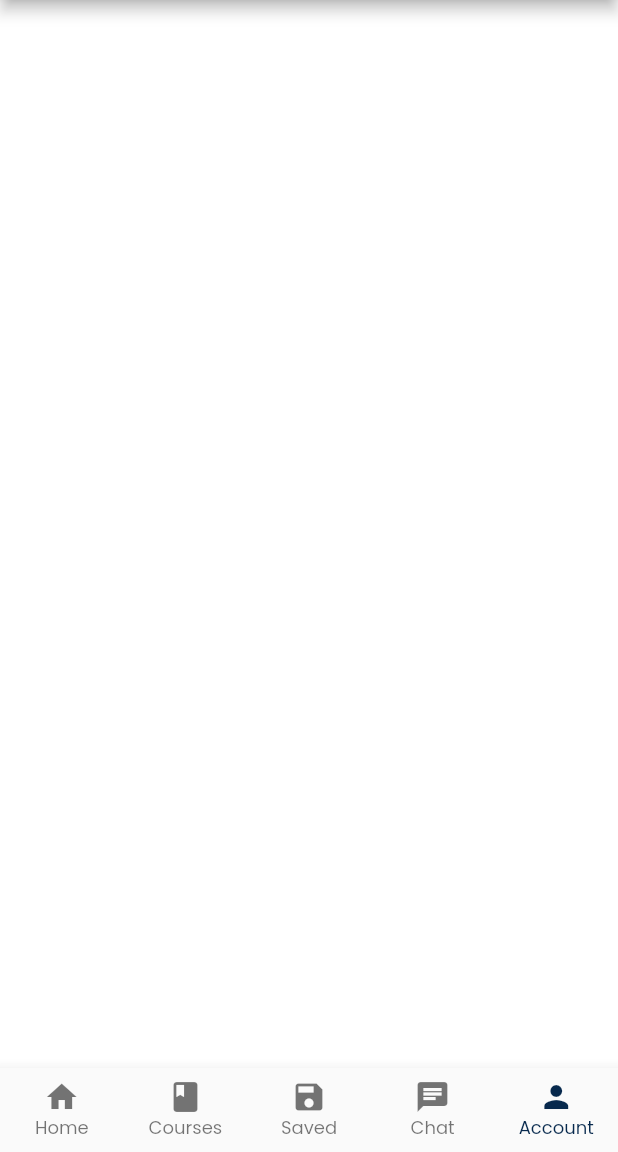
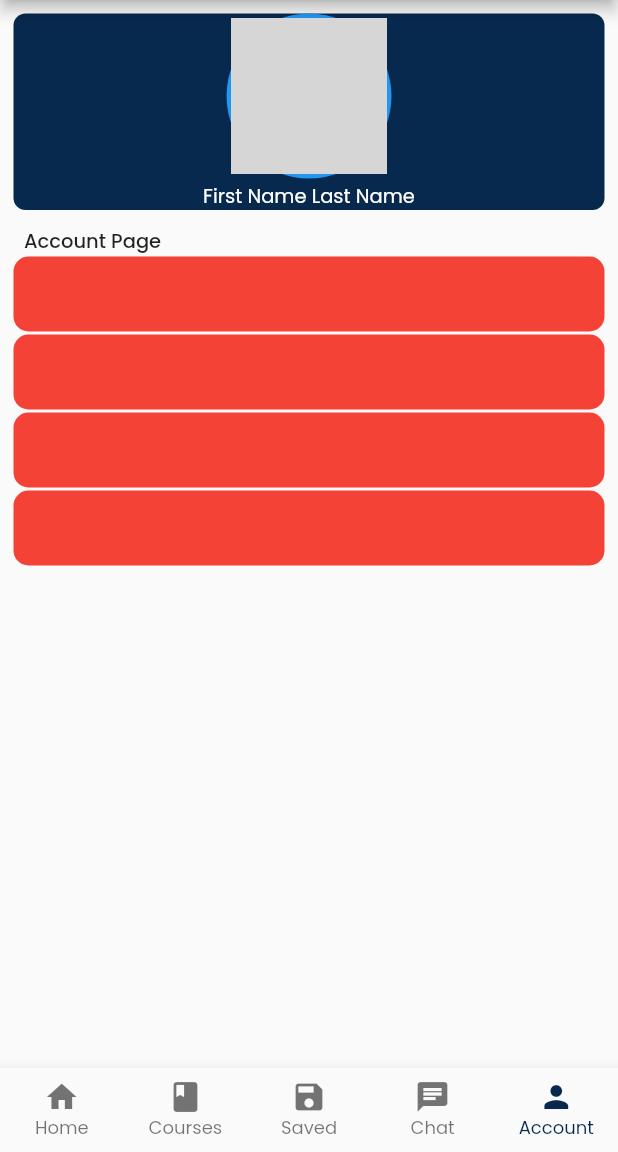
Before and after one commit to surajadkhari/eparikshya, a Flutter app: the screen it shows after launch, item 5 of the bottom bar chosen, on a phone screen of 412 x 824 dp, the part 84-1236 px from its top. Run offline on Flutter 3.47's test engine with Material 2 defaults, Android fonts, the phone set to English and light mode, and no system bars; our stand-ins replace carousel_slider, flutter_rating_bar, google_fonts; network calls fail; grey boxes are pictures that could not be loaded.

Commit message:
add user_profile_section

```diff
--- a/lib/screen/selectpgae.dart
+++ b/lib/screen/selectpgae.dart
@@ -6,6 +6,7 @@ import 'package:flutter/material.dart';
 import 'package:google_fonts/google_fonts.dart';
 
 import 'home.dart';
+import 'user_profile.dart';
 
 class Homepage extends StatefulWidget {
   const Homepage({Key? key}) : super(key: key);
@@ -22,7 +23,7 @@ class _HomepageState extends State<Homepage> {
     CoursesPage(),
     Container(),
     Container(),
-    Container(),
+    UserProfile(),
   ];
 
   void _onItemTapped(int index) {
--- /dev/null
+++ b/lib/screen/user_profile.dart
@@ -0,0 +1,91 @@
+import 'package:eparikshya/const/color_const.dart';
+import 'package:flutter/material.dart';
+import 'package:google_fonts/google_fonts.dart';
+
+class UserProfile extends StatelessWidget {
+  const UserProfile({Key? key}) : super(key: key);
+
+  @override
+  Widget build(BuildContext context) {
+    return Scaffold(
+      body: Container(
+        margin: EdgeInsets.all(
+          8,
+        ),
+        child: Column(
+          crossAxisAlignment: CrossAxisAlignment.start,
+          children: [
+            _userInfo(),
+            _accountPageRow(),
+            Expanded(
+              child: ListView.builder(
+                  itemCount: 4,
+                  itemBuilder: (context, index) {
+                    return _profilSettingItem(
+                        icon: Icon(
+                          Icons.arrow_forward_outlined,
+                        ),
+                        text: Text('Edit Profile'),
+                        hasnavidation: true);
+                  }),
+            )
+          ],
+        ),
+      ),
+    );
+  }
+
+  Container _profilSettingItem(
+          {required Icon icon,
+          required Text text,
+          required bool hasnavidation}) =>
+      Container(
+        margin: EdgeInsets.all(1),
+        height: 50,
+        decoration: BoxDecoration(
+          borderRadius: BorderRadius.circular(10),
+          color: Colors.red,
+        ),
+      );
+
+  Padding _accountPageRow() {
+    return Padding(
+      padding: const EdgeInsets.only(top: 10.0, left: 8, right: 8),
+      child: Text('Account Page',
+          style: GoogleFonts.poppins(
+            textStyle: TextStyle(fontWeight: FontWeight.w500, fontSize: 13),
+          )),
+    );
+  }
+
+  Container _userInfo() {
+    return Container(
+      decoration: BoxDecoration(
+          borderRadius: BorderRadius.circular(8), color: KappColor),
+      margin: EdgeInsets.all(1),
+      child: Column(
+        children: [
+          Center(
+            child: CircleAvatar(
+              maxRadius: 55,
+              backgroundColor: Colors.blue,
+              child: CircleAvatar(
+                maxRadius: 52,
+                backgroundColor: Colors.white,
+                backgroundImage: NetworkImage(
+                    'https://avatars.githubusercontent.com/u/8798027?v=4'),
+              ),
+            ),
+          ),
+          SizedBox(
+            height: 2,
+          ),
+          Text(
+            'First Name Last Name',
+            style: GoogleFonts.poppins(color: Colors.white, fontSize: 13),
+          )
+        ],
+      ),
+    );
+  }
+}
--- a/lib/sections/coursedetail_pagesection/course_description_section.dart
+++ b/lib/sections/coursedetail_pagesection/course_description_section.dart
@@ -142,11 +142,15 @@ class DescrptionSection extends StatelessWidget {
                 ),
               ],
             ),
+            SizedBox(
+              height: 4,
+            ),
             Row(
               children: [
                 Expanded(
                   child: ElevatedButton(
                       style: ElevatedButton.styleFrom(
+                          elevation: 1,
                           primary: Colors.white,
                           side: BorderSide(color: Colors.white, width: 0.5)),
                       onPressed: () {},
@@ -158,6 +162,7 @@ class DescrptionSection extends StatelessWidget {
                 Expanded(
                   child: ElevatedButton(
                       style: ElevatedButton.styleFrom(
+                        elevation: 1,
                         primary: Colors.white,
                         side: BorderSide(color: KappColor, width: 0.5),
                       ),
```
Also changed, not shown: lib/screen/course_detailpage.dart (+23 -13 lines), lib/screen/courses_page.dart (+54 -53 lines), lib/sections/coursedetail_pagesection/course_cirriculumn_section.dart (+44 -6 lines).
